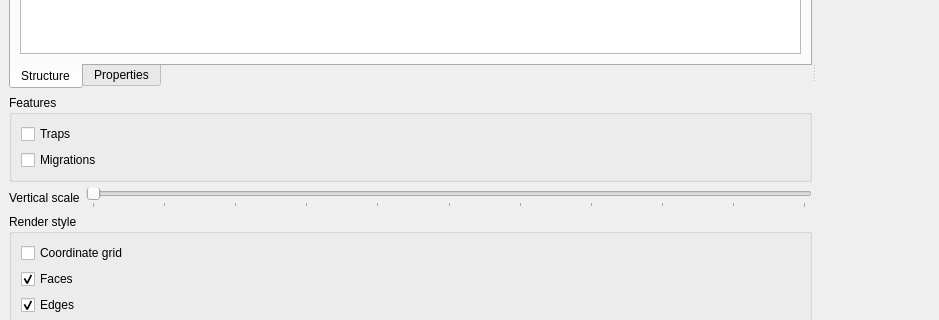
Old version of the form development/applications/4DPrototype/4DPrototype/MainWindow.ui in the repository ArchanaKathiresanHub/Geosigns-Be-Basin-Modelling; both pictures show x 0 to 939 and y 377 to 697 of the 1114 by 900 pixel window.
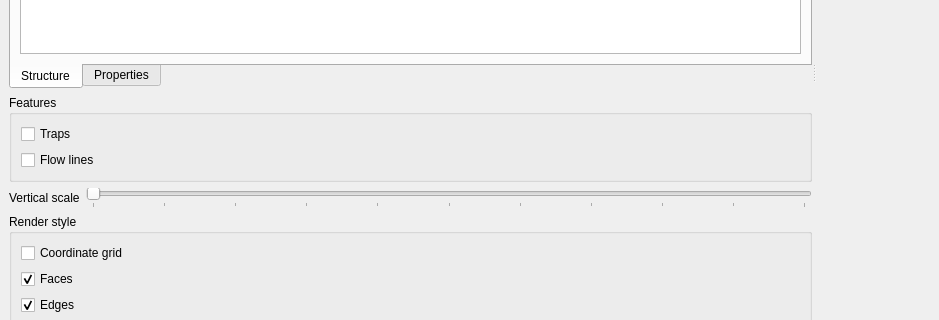
New version of the form. Custom widgets are drawn as their Qt base class.

The edit to the form file:
```diff
--- a/development/applications/4DPrototype/4DPrototype/MainWindow.ui
+++ b/development/applications/4DPrototype/4DPrototype/MainWindow.ui
@@ -20,7 +20,7 @@
       <property name="orientation">
        <enum>Qt::Horizontal</enum>
       </property>
-      <widget class="QWidget" name="">
+      <widget class="QWidget" name="layoutWidget">
        <layout class="QVBoxLayout" name="verticalLayout_3">
         <item>
          <widget class="QTabWidget" name="tabWidget">
@@ -107,7 +107,7 @@
            <item>
             <widget class="QCheckBox" name="checkBoxMigrations">
              <property name="text">
-              <string>Migrations</string>
+              <string>Flow lines</string>
              </property>
             </widget>
            </item>
```
Left out of the diff: 2 changed lines with no effect on the pictures.
